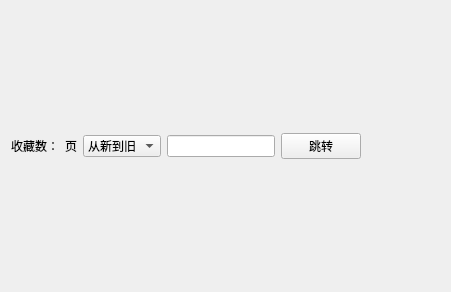
tonquer/picacg-qt, file ui/favorite.ui: the form before one commit.
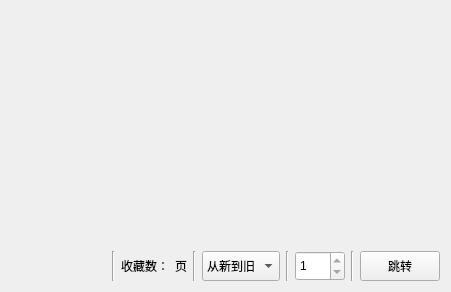
The form after the commit. Custom widgets are drawn as their Qt base class.

The edit to the form file:
```diff
--- a/ui/favorite.ui
+++ b/ui/favorite.ui
@@ -18,8 +18,34 @@
     <layout class="QGridLayout" name="gridLayout_4">
      <item row="0" column="0">
       <layout class="QHBoxLayout" name="horizontalLayout">
+       <item>
+        <spacer name="horizontalSpacer">
+         <property name="orientation">
+          <enum>Qt::Horizontal</enum>
+         </property>
+         <property name="sizeHint" stdset="0">
+          <size>
+           <width>40</width>
+           <height>20</height>
+          </size>
+         </property>
+        </spacer>
+       </item>
+       <item>
+        <widget class="Line" name="line_2">
+         <property name="orientation">
+          <enum>Qt::Vertical</enum>
+         </property>
+        </widget>
+       </item>
        <item>
         <widget class="QLabel" name="nums">
+         <property name="minimumSize">
+          <size>
+           <width>0</width>
+           <height>30</height>
+          </size>
+         </property>
          <property name="text">
           <string>收藏数：</string>
          </property>
@@ -32,12 +58,19 @@
          </property>
         </widget>
        </item>
+       <item>
+        <widget class="Line" name="line">
+         <property name="orientation">
+          <enum>Qt::Vertical</enum>
+         </property>
+        </widget>
+       </item>
        <item>
         <widget class="QComboBox" name="comboBox">
          <property name="minimumSize">
           <size>
            <width>75</width>
-           <height>0</height>
+           <height>30</height>
           </size>
          </property>
          <item>
@@ -53,10 +86,43 @@
         </widget>
        </item>
        <item>
-        <widget class="QLineEdit" name="lineEdit"/>
+        <widget class="Line" name="line_4">
+         <property name="orientation">
+          <enum>Qt::Vertical</enum>
+         </property>
+        </widget>
+       </item>
+       <item>
+        <widget class="QSpinBox" name="spinBox">
+         <property name="minimumSize">
+          <size>
+           <width>50</width>
+           <height>30</height>
+          </size>
+         </property>
+         <property name="minimum">
+          <number>1</number>
+         </property>
+         <property name="maximum">
+          <number>1</number>
+         </property>
+        </widget>
+       </item>
+       <item>
+        <widget class="Line" name="line_3">
+         <property name="orientation">
+          <enum>Qt::Vertical</enum>
+         </property>
+        </widget>
        </item>
        <item>
         <widget class="QPushButton" name="jumpButton">
+         <property name="minimumSize">
+          <size>
+           <width>0</width>
+           <height>30</height>
+          </size>
+         </property>
          <property name="text">
           <string>跳转</string>
          </property>
@@ -65,28 +131,30 @@
          </property>
         </widget>
        </item>
-       <item>
-        <spacer name="horizontalSpacer">
-         <property name="orientation">
-          <enum>Qt::Horizontal</enum>
-         </property>
-         <property name="sizeHint" stdset="0">
-          <size>
-           <width>40</width>
-           <height>20</height>
-          </size>
-         </property>
-        </spacer>
-       </item>
       </layout>
      </item>
     </layout>
    </item>
    <item row="0" column="0">
-    <layout class="QGridLayout" name="gridLayout_3"/>
+    <layout class="QGridLayout" name="gridLayout_3">
+     <item row="0" column="0">
+      <widget class="QtBookList" name="bookList">
+       <property name="styleSheet">
+        <string notr="true">QListWidget {background-color:transparent;}</string>
+       </property>
+      </widget>
+     </item>
+    </layout>
    </item>
   </layout>
  </widget>
+ <customwidgets>
+  <customwidget>
+   <class>QtBookList</class>
+   <extends>QListWidget</extends>
+   <header location="global">.qtlistwidget.h</header>
+  </customwidget>
+ </customwidgets>
  <resources/>
  <connections>
   <connection>
```
